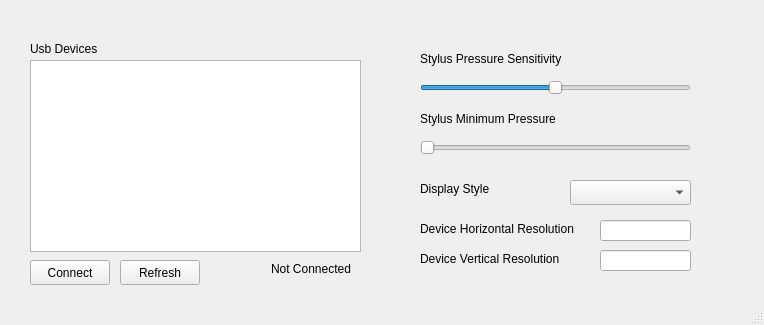
Old version of the form virtual-pen-linux-host/mainwindow.ui in the repository androidvirtualpen/virtualpen.
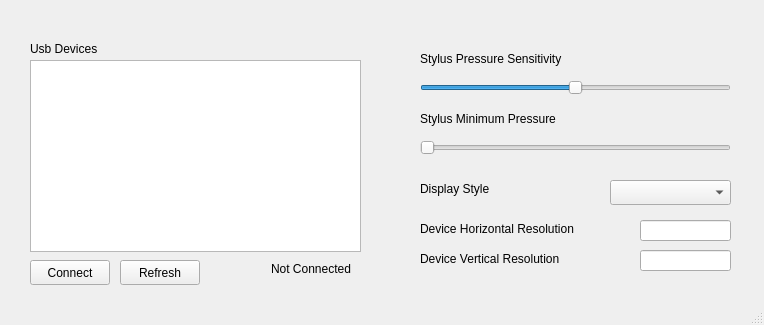
New version of the form. Icons and pictures are not drawn.

Commit message: finish configuring deb file, adjust labels dimensions

```diff
--- a/virtual-pen-linux-host/mainwindow.ui
+++ b/virtual-pen-linux-host/mainwindow.ui
@@ -59,7 +59,7 @@
      <rect>
       <x>420</x>
       <y>80</y>
-      <width>271</width>
+      <width>311</width>
       <height>16</height>
      </rect>
     </property>
@@ -78,7 +78,7 @@
      <rect>
       <x>420</x>
       <y>50</y>
-      <width>171</width>
+      <width>311</width>
       <height>17</height>
      </rect>
     </property>
@@ -91,7 +91,7 @@
      <rect>
       <x>420</x>
       <y>110</y>
-      <width>171</width>
+      <width>311</width>
       <height>17</height>
      </rect>
     </property>
@@ -104,7 +104,7 @@
      <rect>
       <x>420</x>
       <y>140</y>
-      <width>271</width>
+      <width>311</width>
       <height>16</height>
      </rect>
     </property>
@@ -137,7 +137,7 @@
    <widget class="QLineEdit" name="deviceXSize">
     <property name="geometry">
      <rect>
-      <x>600</x>
+      <x>640</x>
       <y>220</y>
       <width>91</width>
       <height>21</height>
@@ -149,7 +149,7 @@
      <rect>
       <x>420</x>
       <y>220</y>
-      <width>171</width>
+      <width>211</width>
       <height>17</height>
      </rect>
     </property>
@@ -160,7 +160,7 @@
    <widget class="QLineEdit" name="deviceYSize">
     <property name="geometry">
      <rect>
-      <x>600</x>
+      <x>640</x>
       <y>250</y>
       <width>91</width>
       <height>21</height>
@@ -175,7 +175,7 @@
      <rect>
       <x>420</x>
       <y>250</y>
-      <width>171</width>
+      <width>211</width>
       <height>17</height>
      </rect>
     </property>
@@ -186,7 +186,7 @@
    <widget class="QComboBox" name="displayStyleComboBox">
     <property name="geometry">
      <rect>
-      <x>570</x>
+      <x>610</x>
       <y>180</y>
       <width>121</width>
       <height>25</height>
@@ -198,7 +198,7 @@
      <rect>
       <x>420</x>
       <y>180</y>
-      <width>111</width>
+      <width>181</width>
       <height>17</height>
      </rect>
     </property>
```
Left out of the diff: 8 changed lines with no effect on the pictures. The commit also changes 4 other files.
